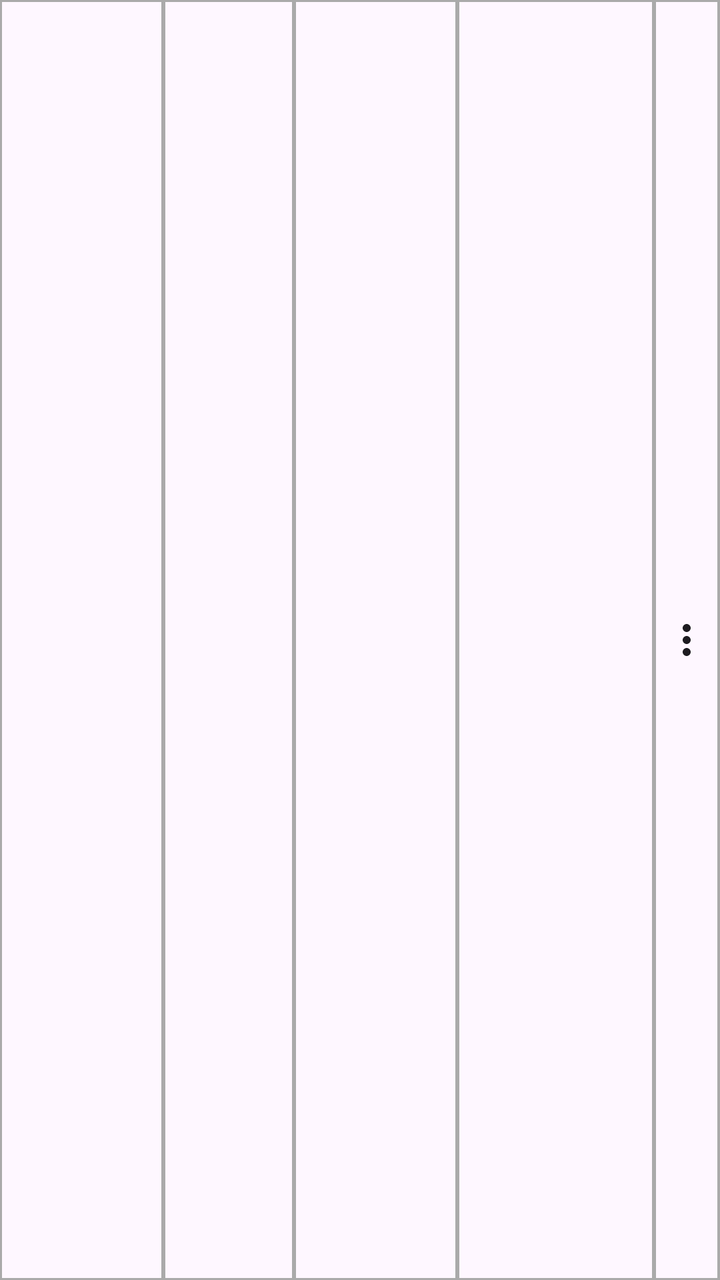
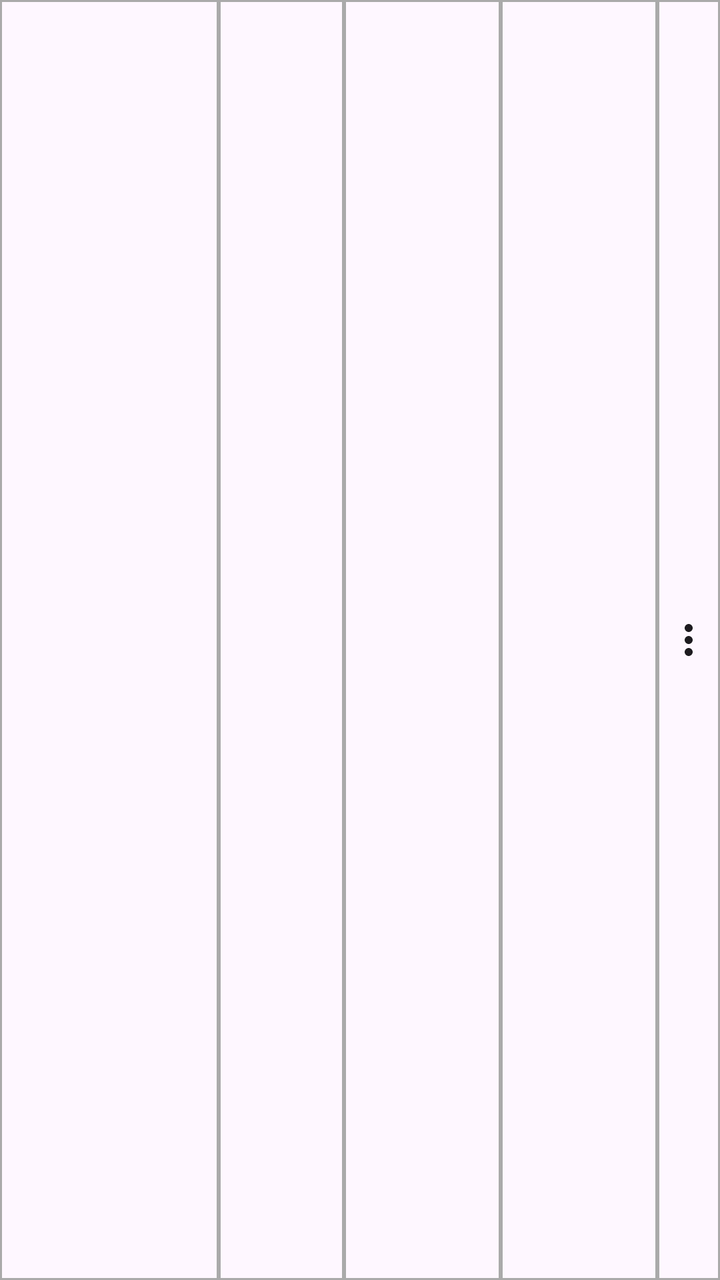

Before-and-after screenshots of an Android layout around one commit, followed by the original layout XML and the change that was made.
<!-- AndroidManifest.xml: application theme Theme.IWB303 -->
<!-- res/layout/item_purchase.xml -->
<?xml version="1.0" encoding="utf-8"?>
<LinearLayout xmlns:android="http://schemas.android.com/apk/res/android"
    xmlns:app="http://schemas.android.com/apk/res-auto"
    android:layout_width="match_parent"
    android:layout_height="wrap_content"
    android:orientation="horizontal"
    android:background="@drawable/table_border">

    <TextView
        android:id="@+id/tvDate"
        android:layout_width="0dp"
        android:layout_height="match_parent"
        android:layout_weight="1"
        android:gravity="center"
        android:padding="8dp"
        android:textColor="?android:attr/textColorPrimary"
        android:background="@drawable/table_border"
        android:textSize="14sp" />

    <TextView
        android:id="@+id/tvTotalCost"
        android:layout_width="0dp"
        android:layout_height="match_parent"
        android:layout_weight="0.8"
        android:gravity="center"
        android:padding="8dp"
        android:textColor="?android:attr/textColorPrimary"
        android:textStyle="bold"
        android:background="@drawable/table_border"
        android:textSize="14sp" />

    <TextView
        android:id="@+id/tvCategory"
        android:layout_width="0dp"
        android:layout_height="match_parent"
        android:layout_weight="1"
        android:gravity="center"
        android:padding="8dp"
        android:textColor="?android:attr/textColorPrimary"
        android:background="@drawable/table_border"
        android:textSize="14sp" />

    <TextView
        android:id="@+id/tvItemName"
        android:layout_width="0dp"
        android:layout_height="match_parent"
        android:layout_weight="1.2"
        android:gravity="center"
        android:padding="8dp"
        android:textColor="?android:attr/textColorPrimary"
        android:background="@drawable/table_border"
        android:textSize="14sp" />

    <ImageButton
        android:id="@+id/btnItemMenu"
        android:layout_width="0dp"
        android:layout_height="match_parent"
        android:layout_weight="0.4"
        android:src="@drawable/ic_more_vert"
        android:background="@drawable/table_border"
        android:contentDescription="Options"
        app:tint="?attr/colorOnSurface" />

</LinearLayout>
<!-- resources referenced by this layout -->
<resources>
  <!-- drawable ic_more_vert (drawable) -->
  <vector xmlns:android="http://schemas.android.com/apk/res/android"
      android:width="24dp"
      android:height="24dp"
      android:viewportWidth="24"
      android:viewportHeight="24">
      <path
          android:fillColor="#FF000000"
          android:pathData="M12,8c1.1,0 2,-0.9 2,-2s-0.9,-2 -2,-2 -2,0.9 -2,2 0.9,2 2,2zM12,10c-1.1,0 -2,0.9 -2,2s0.9,2 2,2 2,-0.9 2,-2 -0.9,-2 -2,-2zM12,16c-1.1,0 -2,0.9 -2,2s0.9,2 2,2 2,-0.9 2,-2 -0.9,-2 -2,-2z" />
  </vector>
  <!-- drawable table_border (drawable) -->
  <?xml version="1.0" encoding="utf-8"?>
  <layer-list xmlns:android="http://schemas.android.com/apk/res/android">
      
      <item>
          <shape>
              <stroke android:width="1dp" android:color="#AAAAAA" />
              <solid android:color="@android:color/transparent" />
          </shape>
      </item>
  </layer-list>
  <style name="Theme.IWB303" parent="Base.Theme.IWB303" />
  <style name="Base.Theme.IWB303" parent="Theme.Material3.DayNight.NoActionBar">
          
          <item name="colorPrimary">@color/primary_light</item>
          <item name="colorSecondary">@color/secondary_light</item>
          <item name="colorPrimaryContainer">@color/primary_container_light</item>
          <item name="colorOnPrimaryContainer">@color/on_primary_container_light</item>
  
          
          <item name="android:datePickerDialogTheme">@style/CustomDatePickerDialogTheme</item>
  
          
          <item name="android:statusBarColor">?attr/colorPrimary</item>
      </style>
  <color name="primary_light">#0061A4</color>
  <color name="secondary_light">#535F70</color>
  <color name="primary_container_light">#D1E4FF</color>
  <color name="on_primary_container_light">#001D36</color>
  <style name="CustomDatePickerDialogTheme" parent="Theme.Material3.DayNight.Dialog">
          
          <item name="colorPrimary">?attr/colorPrimary</item>
          <item name="colorAccent">?attr/colorPrimary</item>
          <item name="android:headerBackground">?attr/colorPrimary</item>
          <item name="android:numbersTextColor">?attr/colorPrimary</item>
          <item name="android:buttonBarPositiveButtonStyle">@style/DatePickerButtonStyle</item>
          <item name="android:buttonBarNegativeButtonStyle">@style/DatePickerButtonStyle</item>
      </style>
  <style name="DatePickerButtonStyle" parent="Widget.Material3.Button.TextButton">
          <item name="android:textColor">?attr/colorPrimary</item>
      </style>
</resources>

<!-- the commit's change to res/layout/item_purchase.xml (unified diff, before → after) -->
@@ -10,12 +10,12 @@
         android:id="@+id/tvDate"
         android:layout_width="0dp"
         android:layout_height="match_parent"
-        android:layout_weight="1"
+        android:layout_weight="1.4"
         android:gravity="center"
         android:padding="8dp"
         android:textColor="?android:attr/textColorPrimary"
         android:background="@drawable/table_border"
-        android:textSize="14sp" />
+        android:textSize="13sp" />
 
     <TextView
         android:id="@+id/tvTotalCost"
@@ -38,18 +38,18 @@
         android:padding="8dp"
         android:textColor="?android:attr/textColorPrimary"
         android:background="@drawable/table_border"
-        android:textSize="14sp" />
+        android:textSize="13sp" />
 
     <TextView
         android:id="@+id/tvItemName"
         android:layout_width="0dp"
         android:layout_height="match_parent"
-        android:layout_weight="1.2"
+        android:layout_weight="1"
         android:gravity="center"
         android:padding="8dp"
         android:textColor="?android:attr/textColorPrimary"
         android:background="@drawable/table_border"
-        android:textSize="14sp" />
+        android:textSize="13sp" />
 
     <ImageButton
         android:id="@+id/btnItemMenu"
